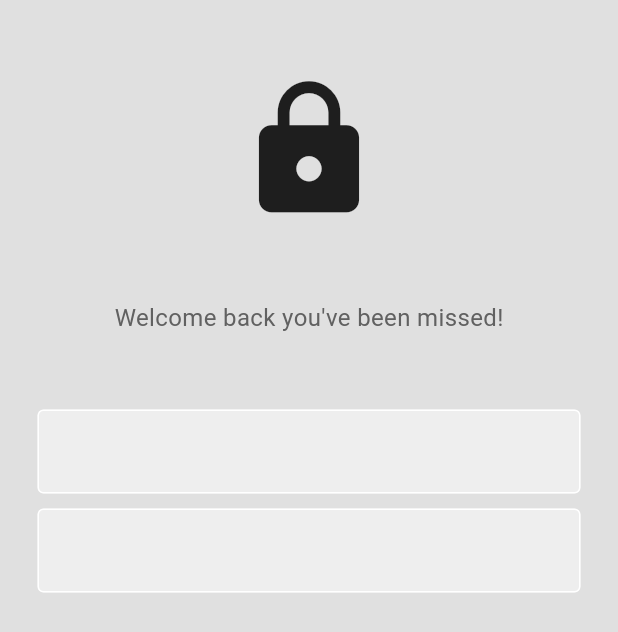
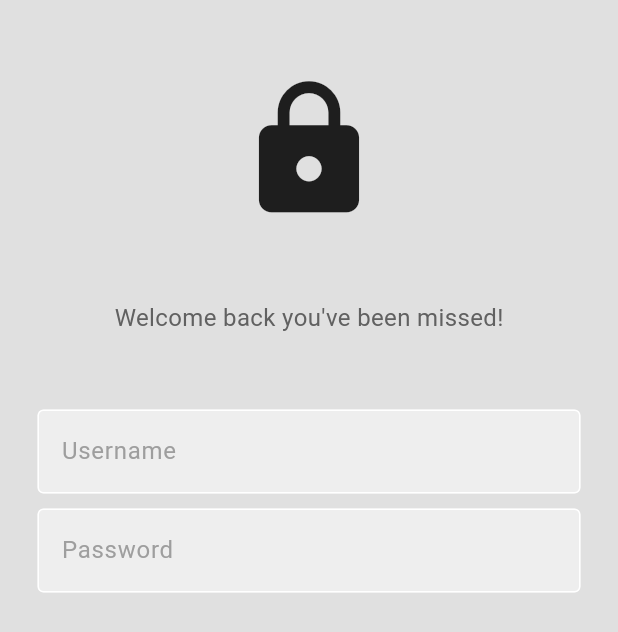
Before and after one commit to minhtetnaing117/authentication, a Flutter app: the screen it shows after launch, on a phone screen of 412 x 824 dp. Shown: the top 632 px of the screen. Run offline on Flutter 3.47's test engine with Material 3 defaults, Android fonts, the phone set to English and light mode, and no system bars.

Commit message:
textfield ui initial commit

```diff
--- a/lib/components/my_textfield.dart
+++ b/lib/components/my_textfield.dart
@@ -1,13 +1,24 @@
 import 'package:flutter/material.dart';
 
 class MyTextfield extends StatelessWidget {
-  const MyTextfield({super.key});
+  final controller;
+  final String hintText;
+  final bool obscureText;
+
+  const MyTextfield({
+    super.key,
+    required this.controller,
+    required this.hintText,
+    required this.obscureText,
+  });
 
   @override
   Widget build(BuildContext context) {
     return Padding(
       padding: const EdgeInsets.symmetric(horizontal: 25.0),
       child: TextField(
+          controller: controller,
+          obscureText: obscureText,
         decoration: InputDecoration(
           enabledBorder: const OutlineInputBorder(
             borderSide: BorderSide(color: Colors.white),
@@ -17,6 +28,8 @@ class MyTextfield extends StatelessWidget {
           ),
           fillColor: Colors.grey.shade200,
           filled: true,
+            hintText: hintText,
+          hintStyle: TextStyle(color: Colors.grey[500])
         ),
       ),
     );
--- a/lib/main.dart
+++ b/lib/main.dart
@@ -10,7 +10,7 @@ class MyApp extends StatelessWidget {
 
   @override
   Widget build(BuildContext context) {
-    return const MaterialApp(
+    return MaterialApp(
       debugShowCheckedModeBanner: false,
       home: LoginPage(),
     );
--- a/lib/pages/login_page.dart
+++ b/lib/pages/login_page.dart
@@ -3,7 +3,14 @@ import 'package:flutter/material.dart';
 
 
 class LoginPage extends StatelessWidget {
-  const LoginPage({super.key});
+
+  LoginPage({
+    super.key,
+  });
+
+  // text editing controllers
+  final usernameController = TextEditingController();
+  final passwordController = TextEditingController();
 
   @override
   Widget build(BuildContext context) {
@@ -37,12 +44,22 @@ class LoginPage extends StatelessWidget {
               const SizedBox(height: 50),
 
               // username
-              MyTextfield(),
+              MyTextfield(
+                controller: usernameController,
+                hintText: 'Username',
+                obscureText: false,
+              ),
 
               const SizedBox(height: 10),
 
               // pass
-              MyTextfield(),
+              MyTextfield(
+                controller: passwordController,
+                hintText: 'Password',
+                obscureText: true,
+              ),
+
+              const SizedBox(height: 10),
 
               // forgot pass
 
```
